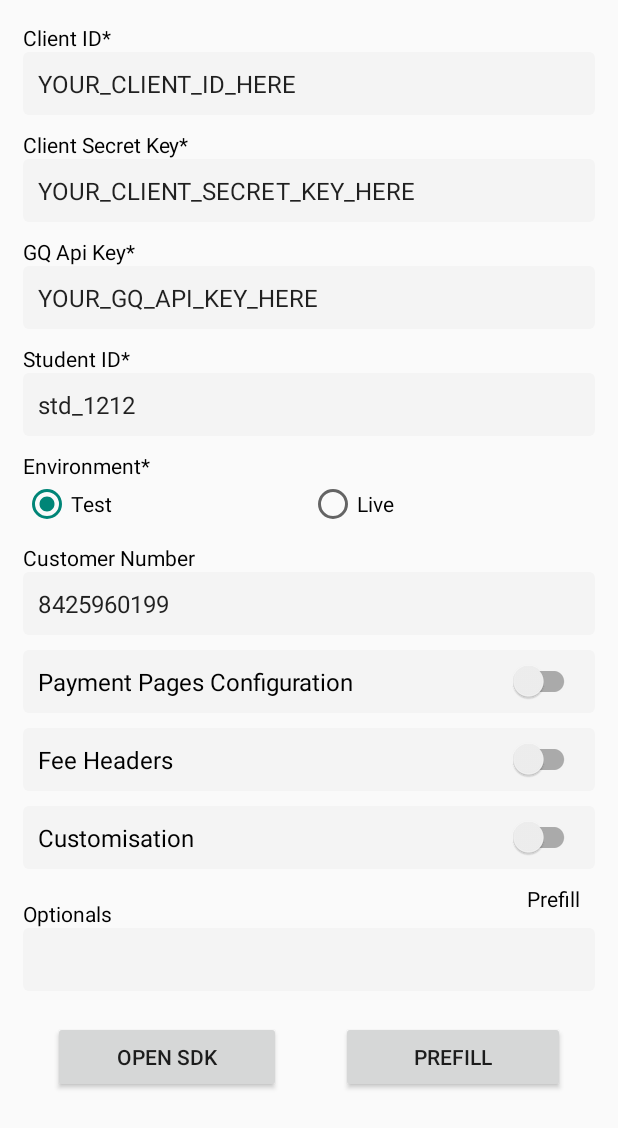
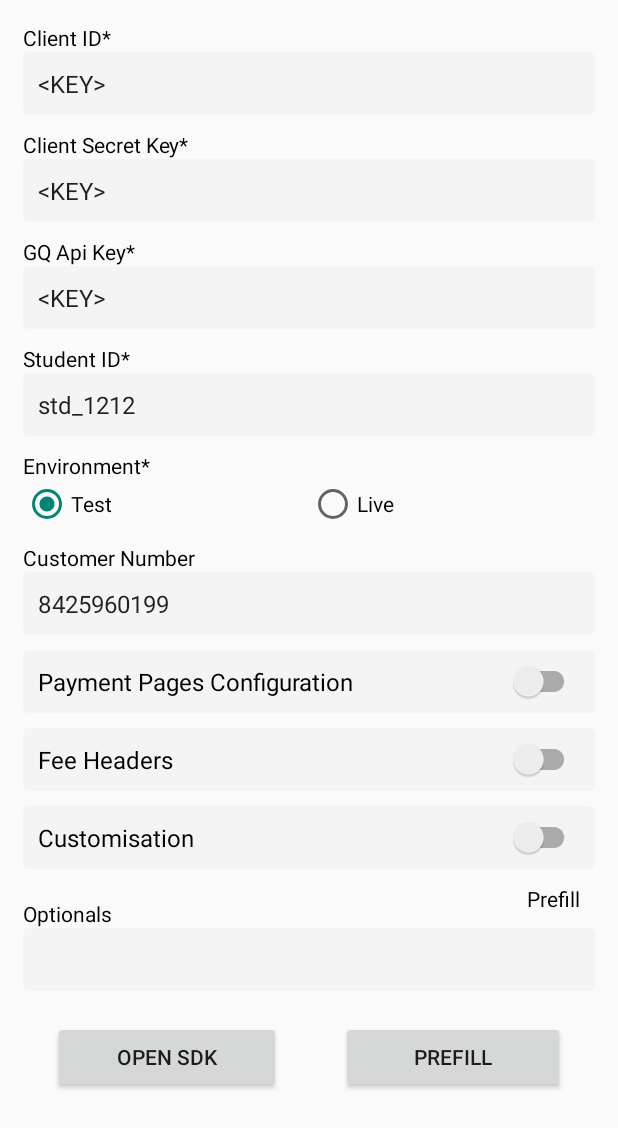
Before and after one commit to grayquest-finance/gq_payment_android_sdk, an Android app: the screen it shows after launch (MainActivity), after a tap on "PREFILL", on a phone screen of 412 x 824 dp. Shown: the top 1128 px of the screen. Run offline under Robolectric (Android 15) with nearby library versions, the phone set to English and light mode, and no system bars.

```diff
--- a/app/build.gradle
+++ b/app/build.gradle
@@ -10,7 +10,7 @@ android {
         minSdk 21
         targetSdk 32
         versionCode 1
-        versionName "1.7.2"
+        versionName "1.7.4"
 
         testInstrumentationRunner "androidx.test.runner.AndroidJUnitRunner"
     }
--- a/app/src/main/java/com/grayquest/android/MainActivity.java
+++ b/app/src/main/java/com/grayquest/android/MainActivity.java
@@ -266,14 +266,23 @@ public class MainActivity extends AppCompatActivity implements GQPaymentSDKListe
                 edtSecretKey.setText("YOUR_CLIENT_SECRET_KEY_HERE");
                 edtGQApi.setText("YOUR_GQ_API_KEY_HERE");*/
 
-                edtClientId.setText("YOUR_CLIENT_ID_HERE");
+                //Test Credentials
+                /*edtClientId.setText("YOUR_CLIENT_ID_HERE");
                 edtSecretKey.setText("YOUR_CLIENT_SECRET_KEY_HERE");
-                edtGQApi.setText("YOUR_GQ_API_KEY_HERE");
+                edtGQApi.setText("YOUR_GQ_API_KEY_HERE");*/
+
+                /*edtClientId.setText("YOUR_CLIENT_ID_HERE");
+                edtSecretKey.setText("YOUR_CLIENT_SECRET_KEY_HERE");
+                edtGQApi.setText("YOUR_GQ_API_KEY_HERE");*/
+
+                edtClientId.setText("<KEY>");
+                edtSecretKey.setText("<KEY>");
+                edtGQApi.setText("<KEY>");
 
                 //Live Credentials
-                /*edtClientId.setText("<KEY>");
-                edtSecretKey.setText("<KEY>");
-                edtGQApi.setText("<KEY>");*/
+                /*edtClientId.setText("YOUR_CLIENT_ID_HERE");
+                edtSecretKey.setText("YOUR_CLIENT_SECRET_KEY_HERE");
+                edtGQApi.setText("YOUR_GQ_API_KEY_HERE");*/
 
                 edtStudentID.setText("std_1212");
                 radioTest.setChecked(true);
@@ -562,7 +571,7 @@ public class MainActivity extends AppCompatActivity implements GQPaymentSDKListe
                 ppConfig.put("slug", ppSlug);
             }
             if (ppCard != null) {
-                ppConfig.put("card", ppCard);
+                ppConfig.put("card_code", ppCard);
             }
         } catch (JSONException e) {
             e.printStackTrace();
--- a/paymentSDK/build.gradle
+++ b/paymentSDK/build.gradle
@@ -10,7 +10,7 @@ android {
         minSdk 21
         targetSdk 32
         versionCode 1
-        versionName "1.7.2"
+        versionName "1.7.4"
 
         testInstrumentationRunner "androidx.test.runner.AndroidJUnitRunner"
         consumerProguardFiles "consumer-rules.pro"
@@ -39,7 +39,7 @@ dependencies {
     implementation 'com.squareup.retrofit2:converter-gson:2.9.0'
     implementation 'androidx.constraintlayout:constraintlayout:2.1.3'
 
-    implementation 'com.razorpay:checkout:1.6.26'
+    implementation 'com.razorpay:checkout:1.6.20'
 
     implementation 'androidx.gridlayout:gridlayout:1.0.0'
     implementation 'androidx.legacy:legacy-support-v4:1.0.0'
--- a/paymentSDK/src/main/java/com/grayquest/android/payment/sdk/Environment.java
+++ b/paymentSDK/src/main/java/com/grayquest/android/payment/sdk/Environment.java
@@ -26,7 +26,7 @@ public class Environment {
         if (isProduction){
             WEB_LOAD_URL = "https://erp-sdk.grayquest.com/";// Base Url for Live
         }else {
-            WEB_LOAD_URL = "https://erp-sdk-beta.graydev.tech/";// Base URL for UAT
+            WEB_LOAD_URL = "https://erp-sdk.graydev.tech/";// Base URL for UAT
         }
         return WEB_LOAD_URL;
     }
--- a/paymentSDK/src/main/java/com/grayquest/android/payment/sdk/GQPaymentSDK.java
+++ b/paymentSDK/src/main/java/com/grayquest/android/payment/sdk/GQPaymentSDK.java
@@ -227,12 +227,12 @@ public class GQPaymentSDK {
                 String pp_config = config.getString("pp_config");
                 JSONObject ppConfig = new JSONObject(pp_config);
 
-                if (ppConfig.has("card") && ppConfig.getString("card").isEmpty()) {
+                if (ppConfig.has("card_code") && ppConfig.getString("card_code").isEmpty()) {
                     isInValid = true;
                     errorMessage.append(", Payment Configuration Card required");
                 }
 
-                if (ppConfig.has("card") && !ppConfig.has("slug")) {
+                if (ppConfig.has("card_code") && !ppConfig.has("slug")) {
                     isInValid = true;
                     errorMessage.append(", Payment Configuration Slug required");
                 } else if (ppConfig.has("slug") && ppConfig.getString("slug").isEmpty()) {
```
